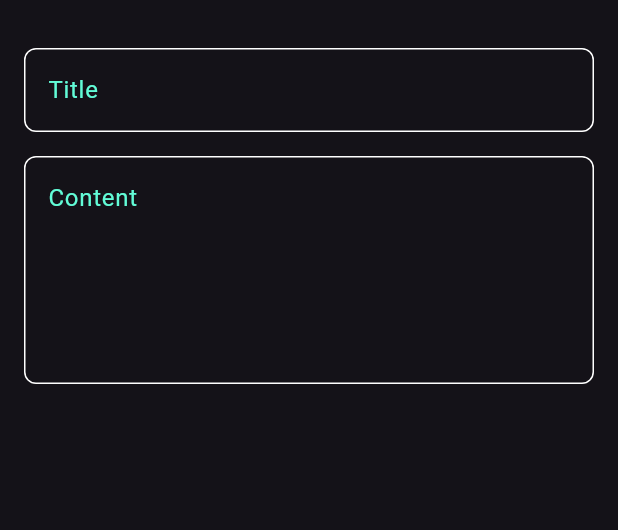
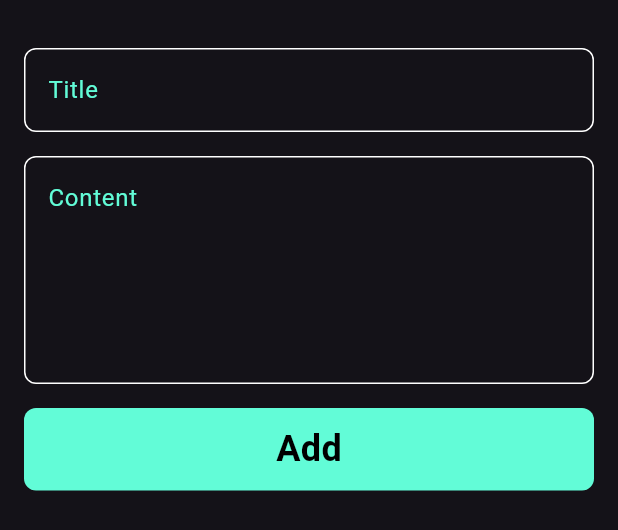
Before and after one commit to ayabelkhiri/Notes-APP, a Flutter app: the AddNoteBottomSheet widget shown alone on an empty page, opened directly, on a phone screen of 412 x 824 dp. Shown: the top 530 px of the screen. Run offline on Flutter 3.47's test engine with Material 3 defaults, Android fonts, the phone set to English and light mode, and no system bars.

Commit message:
finish bottom sheet

```diff
--- a/lib/views/widgets/add_note_bottom_sheet.dart
+++ b/lib/views/widgets/add_note_bottom_sheet.dart
@@ -1,5 +1,7 @@
 
 import 'package:flutter/material.dart';
+import 'package:notes/constants.dart';
+import 'package:notes/views/widgets/custom_button.dart';
 import 'package:notes/views/widgets/custom_text_field.dart';
 
 class AddNoteBottomSheet extends StatelessWidget {
@@ -9,6 +11,7 @@ class AddNoteBottomSheet extends StatelessWidget {
   Widget build(BuildContext context) {
     return Padding(
       padding: const EdgeInsets.symmetric(horizontal: 16),
+      child: SingleChildScrollView(
         child: Column(
           children: const [
             SizedBox(
@@ -25,7 +28,16 @@ class AddNoteBottomSheet extends StatelessWidget {
               hint: 'Content',
               maxLines: 5,
             ),
+            SizedBox(
+              height: 16,
+            ),
+            CustomButton(),
+            SizedBox(
+              height: 16,
+            ),
+
           ],
+        ),
       ),
     );
   }
--- /dev/null
+++ b/lib/views/widgets/custom_button.dart
@@ -0,0 +1,29 @@
+
+import 'package:flutter/material.dart';
+import 'package:notes/constants.dart';
+
+class CustomButton extends StatelessWidget {
+  const CustomButton({super.key});
+
+  @override
+  Widget build(BuildContext context) {
+    return Container(
+      width: MediaQuery.of(context).size.width,
+      height: 55,
+      decoration: BoxDecoration(
+        color: kPrimaryColor,
+        borderRadius: BorderRadius.circular(8),
+      ),
+      child: const Center(
+        child: Text('Add',
+        style: TextStyle(
+          color: Colors.black,
+          fontWeight: FontWeight.bold,
+          fontSize: 24,
+        ),
+        ),
+
+        ),
+    );
+  }
+}
```
Lines whose indentation alone changed are shown as unchanged.
